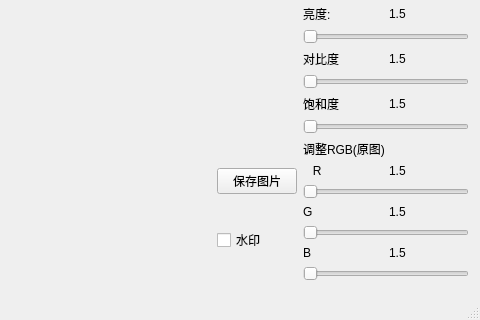
Old version of the form Qt5DigitalImageProcessing/Qt5DigitalImageProcessing.ui in the repository Mrsherlock1996/Qt5DigitalImageProcessing; both pictures show x 426 to 906 and y 463 to 783 of the 906 by 783 pixel window.
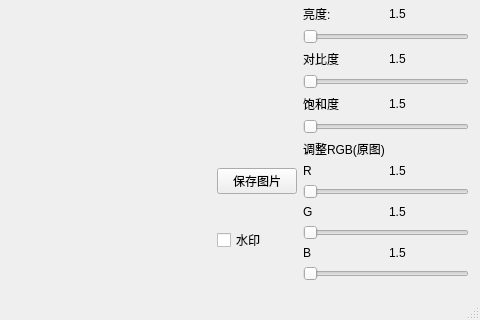
New version of the form. Icons and pictures are not drawn.

Patch:
```diff
--- a/Qt5DigitalImageProcessing/Qt5DigitalImageProcessing.ui
+++ b/Qt5DigitalImageProcessing/Qt5DigitalImageProcessing.ui
@@ -47,7 +47,7 @@
       <item row="1" column="0">
        <widget class="QLabel" name="labelColorR">
         <property name="text">
-         <string>   R       </string>
+         <string>R       </string>
         </property>
        </widget>
       </item>
```
Left out of the diff: 23 changed lines with no effect on the pictures.
